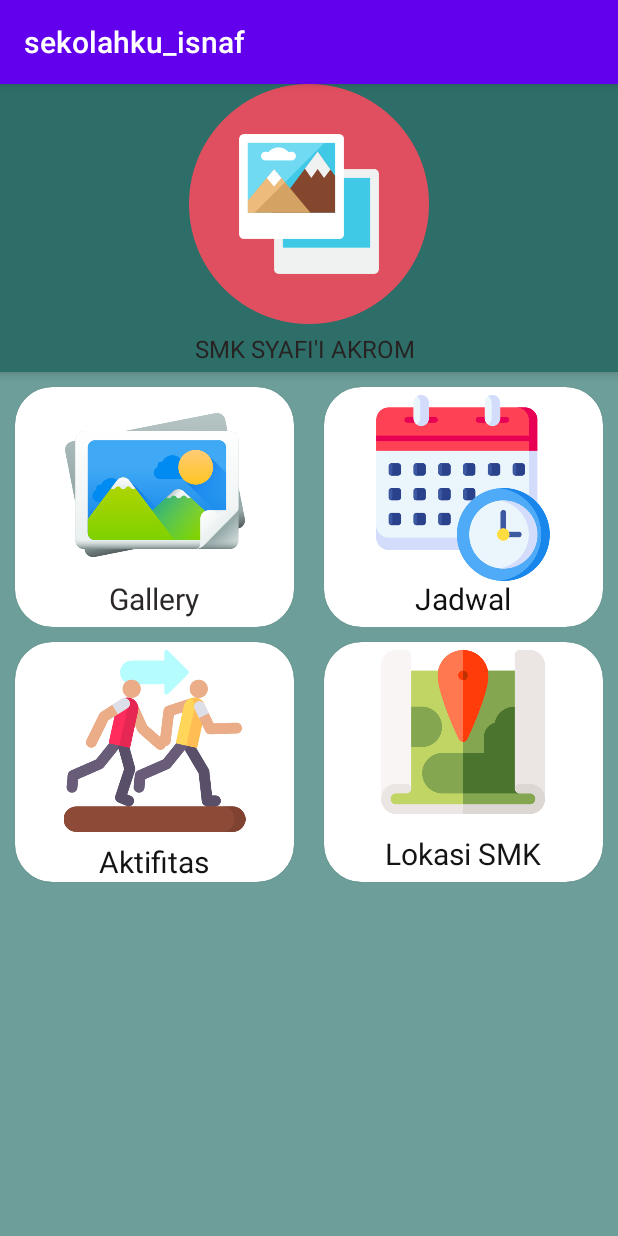
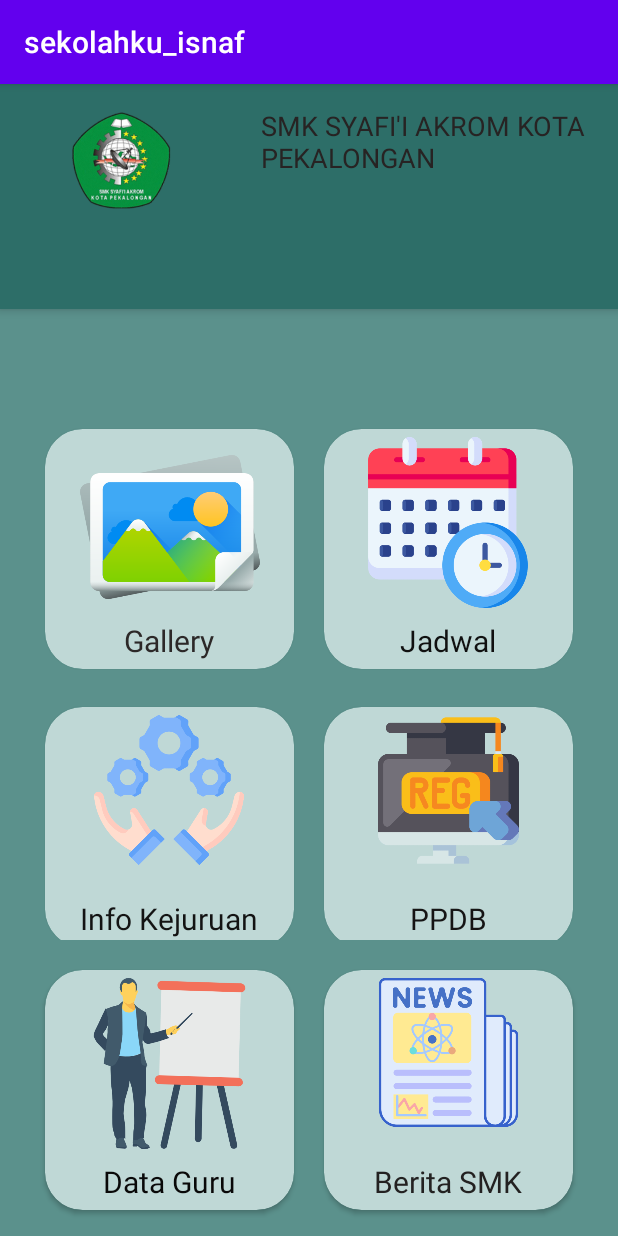
Before and after one commit to isnafidatulUlya/sekolahku_isnaf, an Android app: the screen it shows after launch (MainActivity), on a phone screen of 412 x 824 dp. Run offline under Robolectric (Android 15) with nearby library versions, the phone set to English and light mode, and no system bars.

Commit message:
Tambahkan dashboard, beberapa item.

```diff
--- a/app/src/main/res/layout/activity_main.xml
+++ b/app/src/main/res/layout/activity_main.xml
@@ -11,48 +11,61 @@
         android:id="@+id/appbar"
 
         android:layout_width="match_parent"
-        android:layout_height="192dp"
+        android:layout_height="150dp"
         android:background="#2D6E68">
 
-        <ImageView
-            android:id="@+id/imageView4"
+        <LinearLayout
             android:layout_width="match_parent"
-            android:layout_height="160dp"
-            app:srcCompat="@drawable/unnamed" />
+            android:layout_height="match_parent"
+            android:layout_margin="5dp"
+            android:orientation="horizontal">
 
-        <TextView
-            android:id="@+id/textView"
-            android:layout_width="wrap_content"
-            android:layout_height="wrap_content"
-            android:layout_marginLeft="130dp"
-            android:layout_marginTop="5dp"
-            android:layout_marginRight="120dp"
-            android:text="SMK SYAFI'I AKROM"
-            android:textColor="#272323"
-            android:textSize="16sp" />
+            <ImageView
+                android:id="@+id/imageView9"
+                android:layout_width="5dp"
+                android:layout_height="74dp"
+                android:layout_margin="5dp"
+                android:layout_weight="1"
+                app:srcCompat="@drawable/smk" />
+
+            <TextView
+                android:id="@+id/textView"
+                android:layout_width="80dp"
+                android:layout_height="wrap_content"
+                android:layout_gravity="center|top"
+                android:layout_margin="10dp"
+                android:layout_weight="1"
+                android:text="SMK SYAFI'I AKROM KOTA PEKALONGAN"
+                android:textColor="#272323"
+                android:textSize="18sp" />
+        </LinearLayout>
 
     </com.google.android.material.appbar.AppBarLayout>
 
     <androidx.core.widget.NestedScrollView
         android:id="@+id/nestedScrollView2"
         android:layout_width="match_parent"
-        android:layout_height="match_parent"
-        android:layout_marginTop="192dp"
-        android:background="#6E9E99"
+        android:layout_height="667dp"
+        android:layout_marginTop="150dp"
+        android:background="#5B918C"
         android:fillViewport="true">
 
         <androidx.constraintlayout.widget.ConstraintLayout
             android:layout_width="match_parent"
-            android:layout_height="wrap_content">
+            android:layout_height="match_parent">
 
             <LinearLayout
                 android:layout_width="match_parent"
-                android:layout_height="match_parent"
-                android:orientation="vertical">
+                android:layout_height="wrap_content"
+                android:layout_margin="20dp"
+                android:orientation="vertical"
+                app:layout_constraintStart_toStartOf="parent"
+                app:layout_constraintTop_toTopOf="parent">
 
                 <LinearLayout
                     android:layout_width="match_parent"
-                    android:layout_height="170dp"
+                    android:layout_height="185dp"
+                    android:layout_marginTop="50dp"
                     android:orientation="horizontal">
 
                     <androidx.cardview.widget.CardView
@@ -60,6 +73,7 @@
                         android:layout_height="160dp"
                         android:layout_margin="10dp"
                         android:layout_weight="1"
+                        app:cardBackgroundColor="#BFD8D6"
                         app:cardCornerRadius="25dp">
 
                         <ImageView
@@ -76,7 +90,7 @@
                             android:layout_height="wrap_content"
                             android:layout_gravity="bottom|center"
                             android:layout_margin="5dp"
-                            android:background="#FFFFFF"
+                            android:background="#00FFFFFF"
                             android:text="Gallery"
                             android:textColor="#2C2828"
                             android:textSize="20sp" />
@@ -87,12 +101,13 @@
                         android:layout_height="160dp"
                         android:layout_margin="10dp"
                         android:layout_weight="1"
+                        app:cardBackgroundColor="#BFD8D6"
                         app:cardCornerRadius="25dp">
 
                         <ImageView
                             android:id="@+id/imageView6"
-                            android:layout_width="168dp"
-                            android:layout_height="124dp"
+                            android:layout_width="153dp"
+                            android:layout_height="114dp"
                             android:layout_gravity="center|top"
                             android:layout_marginTop="5dp"
                             app:srcCompat="@drawable/schedule" />
@@ -113,7 +128,7 @@
 
                 <LinearLayout
                     android:layout_width="match_parent"
-                    android:layout_height="170dp"
+                    android:layout_height="165dp"
                     android:layout_weight="1"
                     android:orientation="horizontal">
 
@@ -122,22 +137,24 @@
                         android:layout_height="160dp"
                         android:layout_margin="10dp"
                         android:layout_weight="1"
+                        app:cardBackgroundColor="#BFD8D6"
                         app:cardCornerRadius="25dp">
 
                         <ImageView
-                            android:id="@+id/imageView8"
-                            android:layout_width="162dp"
-                            android:layout_height="121dp"
+                            android:id="@+id/imageView"
+                            android:layout_width="129dp"
+                            android:layout_height="100dp"
                             android:layout_gravity="center|top"
                             android:layout_marginTop="5dp"
-                            app:srcCompat="@drawable/running" />
+                            app:srcCompat="@drawable/kejuruan" />
 
                         <TextView
                             android:id="@+id/textView5"
                             android:layout_width="wrap_content"
                             android:layout_height="wrap_content"
                             android:layout_gravity="bottom|center"
-                            android:text="Aktifitas"
+                            android:layout_margin="5dp"
+                            android:text="Info Kejuruan"
                             android:textColor="#131313"
                             android:textSize="20sp" />
                     </androidx.cardview.widget.CardView>
@@ -147,15 +164,15 @@
                         android:layout_height="160dp"
                         android:layout_margin="10dp"
                         android:layout_weight="1"
+                        app:cardBackgroundColor="#BFD8D6"
                         app:cardCornerRadius="25dp">
 
                         <ImageView
-                            android:id="@+id/imageView9"
-                            android:layout_width="173dp"
-                            android:layout_height="109dp"
+                            android:id="@+id/imageView2"
+                            android:layout_width="135dp"
+                            android:layout_height="111dp"
                             android:layout_gravity="center|top"
-                            android:layout_marginTop="5dp"
-                            app:srcCompat="@drawable/map" />
+                            app:srcCompat="@drawable/pendaftaran" />
 
                         <TextView
                             android:id="@+id/textView6"
@@ -163,8 +180,69 @@
                             android:layout_height="wrap_content"
                             android:layout_gravity="bottom|center"
                             android:layout_margin="5dp"
-                            android:text="Lokasi SMK"
+                            android:text="PPDB"
                             android:textColor="#151414"
+                            android:textSize="20sp" />
+                    </androidx.cardview.widget.CardView>
+                </LinearLayout>
+
+                <LinearLayout
+                    android:layout_width="match_parent"
+                    android:layout_height="185dp"
+                    android:layout_marginTop="10dp"
+                    android:orientation="horizontal">
+
+                    <androidx.cardview.widget.CardView
+                        android:layout_width="95dp"
+                        android:layout_height="160dp"
+                        android:layout_margin="10dp"
+                        android:layout_weight="1"
+                        app:cardBackgroundColor="#BFD8D6"
+                        app:cardCornerRadius="25dp">
+
+                        <ImageView
+                            android:id="@+id/imageView3"
+                            android:layout_width="123dp"
+                            android:layout_height="114dp"
+                            android:layout_gravity="center|top"
+                            android:layout_marginTop="5dp"
+                            app:srcCompat="@drawable/data_guru" />
+
+                        <TextView
+                            android:id="@+id/textView4"
+                            android:layout_width="wrap_content"
+                            android:layout_height="wrap_content"
+                            android:layout_gravity="bottom|center"
+                            android:layout_margin="5dp"
+                            android:text="Data Guru"
+                            android:textColor="#090808"
+                            android:textSize="20sp" />
+                    </androidx.cardview.widget.CardView>
+
+                    <androidx.cardview.widget.CardView
+                        android:layout_width="95dp"
+                        android:layout_height="160dp"
+                        android:layout_margin="10dp"
+                        android:layout_weight="1"
+                        app:cardBackgroundColor="#BFD8D6"
+                        app:cardCornerRadius="25dp">
+
+                        <ImageView
+                            android:id="@+id/imageView7"
+                            android:layout_width="131dp"
+                            android:layout_height="99dp"
+                            android:layout_gravity="center|top"
+                            android:layout_marginTop="5dp"
+                            app:srcCompat="@drawable/berita_smk" />
+
+                        <TextView
+                            android:id="@+id/textView7"
+                            android:layout_width="wrap_content"
+                            android:layout_height="wrap_content"
+                            android:layout_gravity="bottom|center"
+                            android:layout_margin="5dp"
+                            android:text="Berita SMK"
+                            android:textColor="#232121"
                             android:textSize="20sp" />
                     </androidx.cardview.widget.CardView>
                 </LinearLayout>
```
Also changed, not shown: app/src/main/res/drawable/berita_smk.png (added), app/src/main/res/drawable/data_guru.png (added), app/src/main/res/drawable/kejuruan.png (added), app/src/main/res/drawable/pendaftaran.png (added), app/src/main/res/drawable/smk.png (added), app/src/main/res/drawable/unnamed.png (deleted), app/src/main/res/drawable/unnameda.png (deleted).
